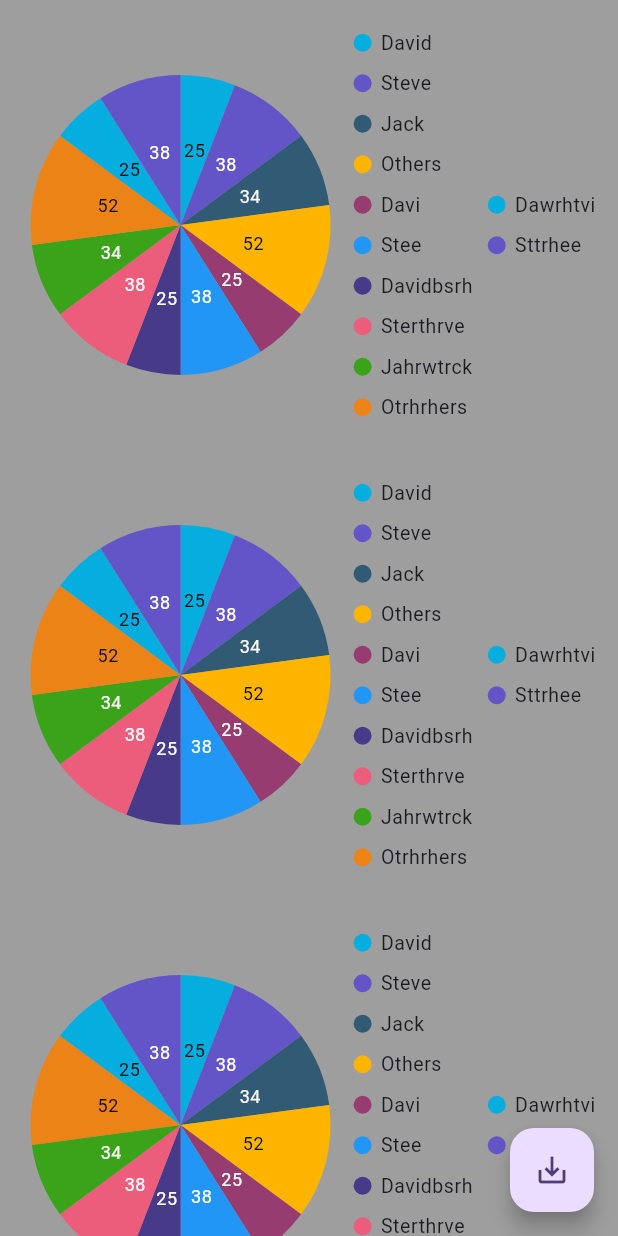
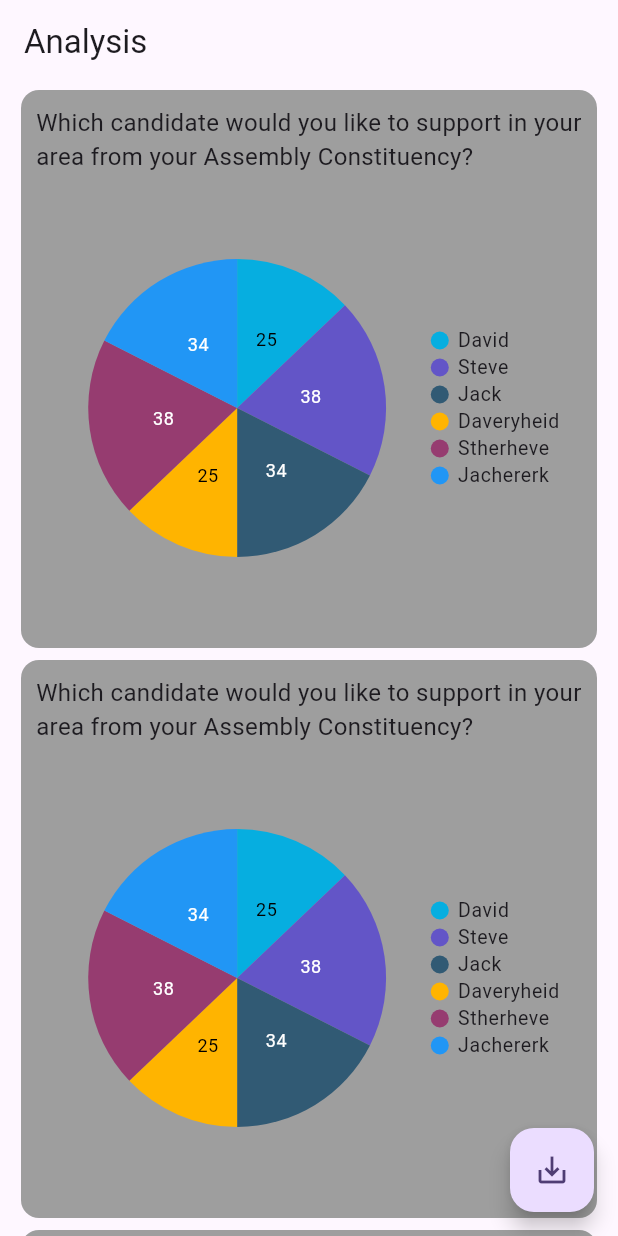
Before and after one commit to InsaneAndroidDevelopers/Shining-India-Survey, a Flutter app: the AdminSurveyAnalysisScreen screen opened by its route, on a phone screen of 412 x 824 dp. Run offline on Flutter 3.47's test engine with Material 2 defaults, Android fonts, the phone set to English and light mode, and no system bars; our stand-ins replace bloc, dio, email_validator, equatable, flutter_bloc, geocoding and 7 more; missing offline and left inert: open_document; accounts and stored records are empty.

Commit message:
pdf creation done

```diff
--- a/lib/modules/survey_analysis/ui/admin_survey_analysis_screen.dart
+++ b/lib/modules/survey_analysis/ui/admin_survey_analysis_screen.dart
@@ -1,6 +1,4 @@
-import 'dart:math';
 import 'dart:typed_data';
-import 'package:fl_chart/fl_chart.dart';
 import 'package:flutter/material.dart';
 import 'package:screenshot/screenshot.dart';
 import 'package:shining_india_survey/services/pdf_service.dart';
@@ -21,7 +19,12 @@ class _AdminSurveyAnalysisScreenState extends State<AdminSurveyAnalysisScreen> {
   @override
   Widget build(BuildContext context) {
     return Scaffold(
+      appBar: AppBar(
+        title: Text('Analysis'),
+      ),
       body: SafeArea(
+        child: Padding(
+          padding: EdgeInsets.symmetric(horizontal: 14),
           child: Column(
             children: [
               Container(
@@ -33,8 +36,22 @@ class _AdminSurveyAnalysisScreenState extends State<AdminSurveyAnalysisScreen> {
                   itemCount: 10,
                   itemBuilder: (context, index) {
                     return Container(
+                      padding: EdgeInsets.all(10),
+                      margin: EdgeInsets.symmetric(vertical: 4),
+                      decoration: BoxDecoration(
                         color: Colors.grey,
-                    child: SfCircularChart(
+                        borderRadius: BorderRadius.circular(12)
+                      ),
+                      child: Column(
+                        children: [
+                          Text(
+                            'Which candidate would you like to support in your area from your Assembly Constituency?',
+                            style: TextStyle(
+                              fontSize: 16
+                            ),
+                          ),
+                          SizedBox(height: 6,),
+                          SfCircularChart(
                             series: <CircularSeries>[
                               PieSeries(
                                 dataSource: chartData,
@@ -43,21 +60,25 @@ class _AdminSurveyAnalysisScreenState extends State<AdminSurveyAnalysisScreen> {
                                 dataLabelSettings: DataLabelSettings(isVisible: true),
                                 legendIconType: LegendIconType.rectangle,
                                 animationDuration: 0,
-                          radius: '100'
+                                radius: '80%'
                               )
                             ],
                             legend: Legend(
                               toggleSeriesVisibility: false,
                               isVisible: true,
+                              itemPadding: 1,
                               overflowMode: LegendItemOverflowMode.scroll,
                               shouldAlwaysShowScrollbar: true,
                             ),
+                          ),
+                        ],
                       ),
                     );
                   },
                 ),
               )
             ],
+          ),
         )
       ),
       floatingActionButton: FloatingActionButton(
@@ -112,15 +133,9 @@ class _AdminSurveyAnalysisScreenState extends State<AdminSurveyAnalysisScreen> {
     ChartData('David', 25),
     ChartData('Steve', 38),
     ChartData('Jack', 34),
-    ChartData('Others', 52),
-    ChartData('Davi', 25),
-    ChartData('Stee', 38),
-    ChartData('Davidbsrh', 25),
-    ChartData('Sterthrve', 38),
-    ChartData('Jahrwtrck', 34),
-    ChartData('Otrhrhers', 52),
-    ChartData('Dawrhtvi', 25),
-    ChartData('Sttrhee', 38),
+    ChartData('Daveryheid', 25),
+    ChartData('Stherheve', 38),
+    ChartData('Jachererk', 34),
   ];
 }
 
--- a/pubspec.yaml
+++ b/pubspec.yaml
@@ -52,6 +52,7 @@ dependencies:
   path_provider: ^2.1.1
   open_document: ^1.0.7
   screenshot: ^2.1.0
+  share_plus: ^7.1.0
 
 dev_dependencies:
   flutter_test:
```
Also changed, not shown: lib/services/pdf_service.dart (+47 -1 lines), pubspec.lock. Lines whose indentation alone changed are shown as unchanged.
